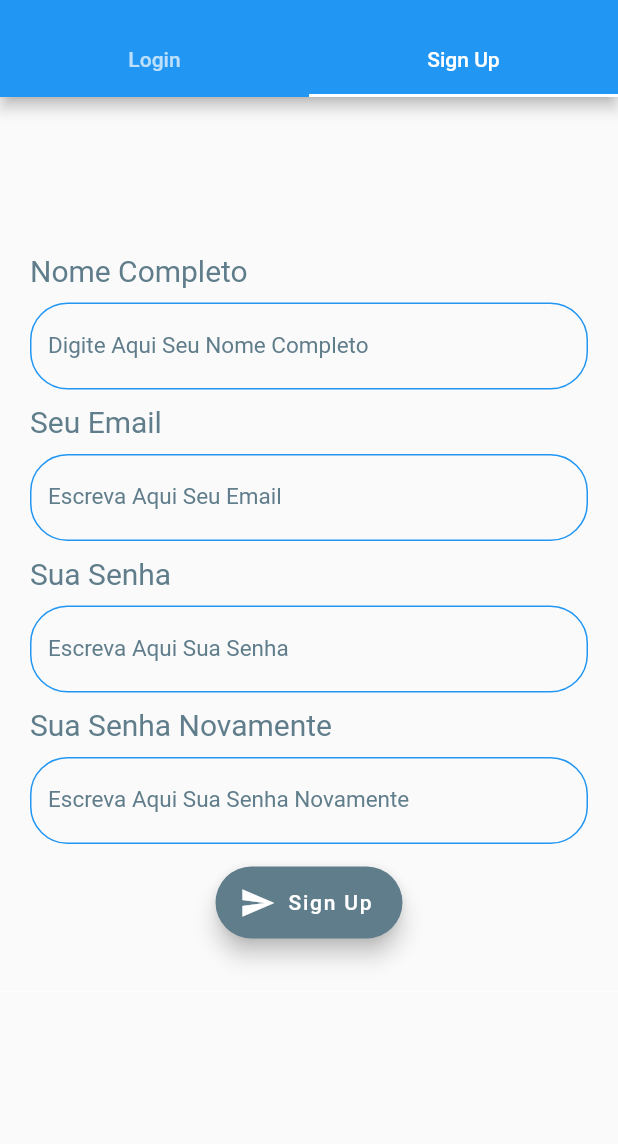
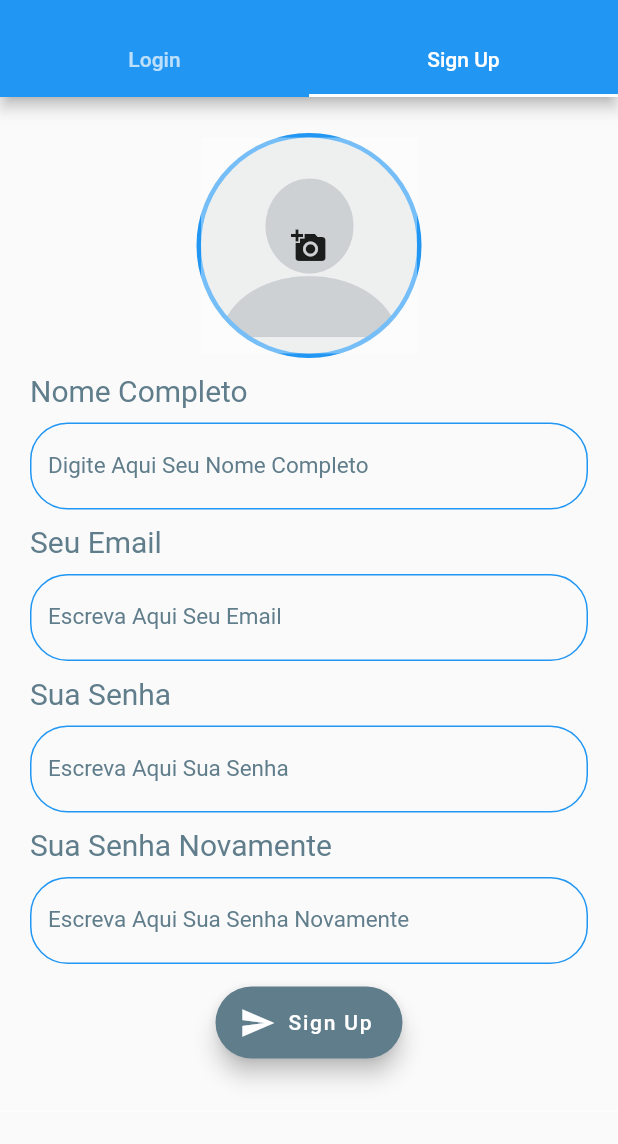
Before and after one commit to Beloin/serview, a Flutter app: the screen it shows after launch, tab 3 chosen, on a phone screen of 412 x 824 dp, the part 59-1203 px from its top. Run offline on Flutter 3.47's test engine with Material 2 defaults, Android fonts, the light colour scheme and no system bars.

Commit message:
Finalização da SV-02

```diff
--- a/lib/ui/sign_page.dart
+++ b/lib/ui/sign_page.dart
@@ -109,6 +109,26 @@ class _SignPageState extends State<SignPage> {
                 child: Column(
                   mainAxisAlignment: MainAxisAlignment.start,
                   children: <Widget>[
+                    GestureDetector(
+                      child: Padding(
+                        padding: EdgeInsets.symmetric(vertical: 5.0),
+                        child: Container(
+                            width: 150.0,
+                            height: 150.0,
+                            decoration: BoxDecoration(
+                                border:
+                                    Border.all(color: Colors.blue, width: 3.0),
+                                shape: BoxShape.circle,
+                                image: DecorationImage(
+                                    fit: BoxFit.fitHeight,
+                                    image:AssetImage("assets/profile_pic.png"))),
+                            child: Container(
+                              color: Colors.white38,
+                              child: Icon(Icons.add_a_photo),
+                            )),
+                      ),
+                      onTap: () {},
+                    ),
                     Row(
                       mainAxisAlignment: MainAxisAlignment.start,
                       children: <Widget>[
--- a/pubspec.yaml
+++ b/pubspec.yaml
@@ -45,6 +45,9 @@ flutter:
   #  - images/a_dot_burr.jpeg
   #  - images/a_dot_ham.jpeg
 
+  assets:
+    - assets/profile_pic.png
+
   # An image asset can refer to one or more resolution-specific "variants", see
   # https://flutter.dev/assets-and-images/#resolution-aware.
 
```
Also changed, not shown: assets/profile_pic.png (added).
